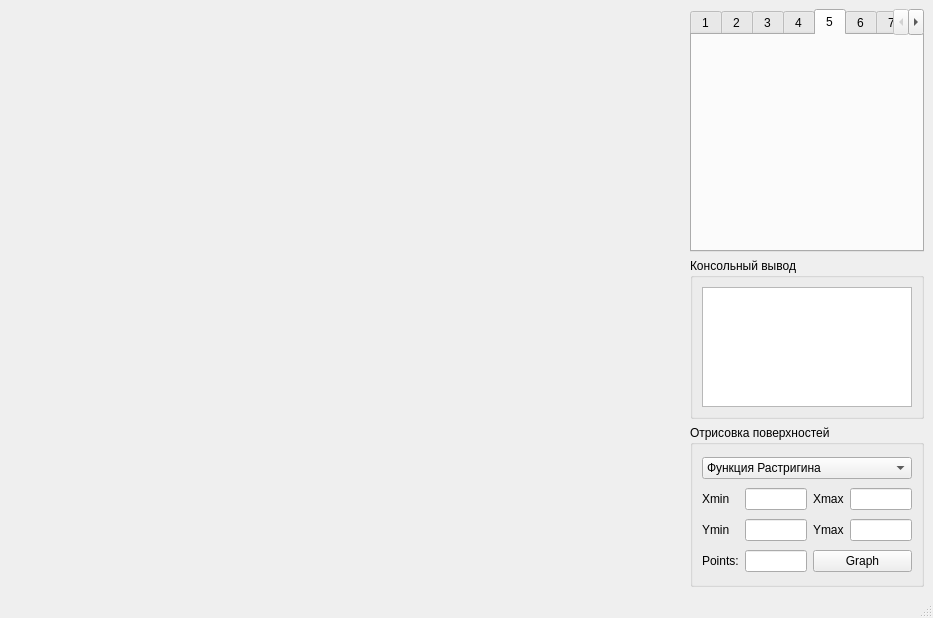
Qt form src/ui/main.ui (Dramaturg1/SearchOptimization) before a commit.
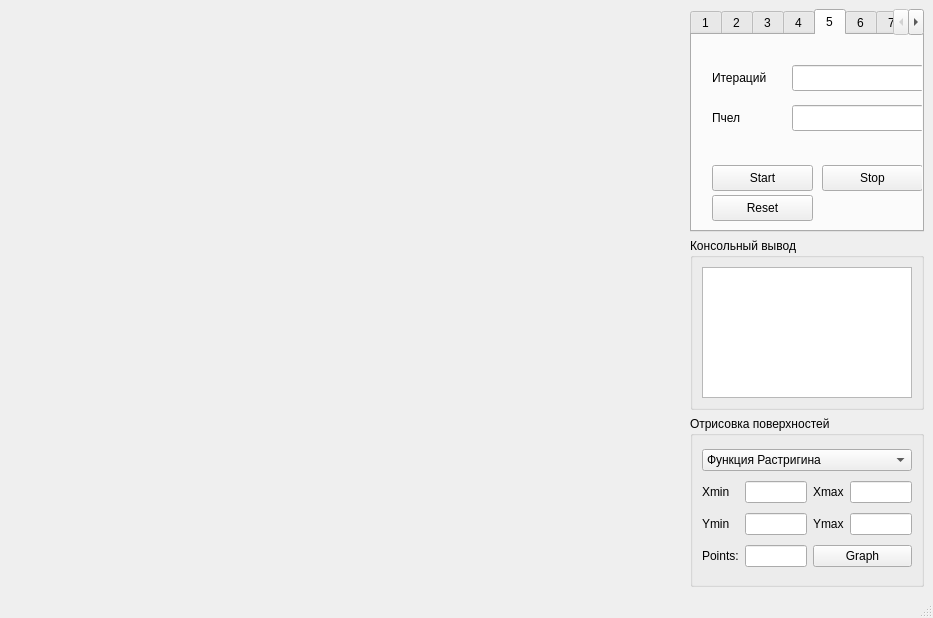
The same form after that commit. The open tabs and pages were chosen to show the change.

Commit message: bee movie

```diff
--- a/src/ui/main.ui
+++ b/src/ui/main.ui
@@ -24,7 +24,7 @@
        <widget class="QWidget" name="widget" native="true"/>
       </item>
       <item>
-       <layout class="QVBoxLayout" name="verticalLayout" stretch="3,2,2">
+       <layout class="QVBoxLayout" name="verticalLayout" stretch="0,2,2">
         <item>
          <widget class="QTabWidget" name="tabWidget">
           <property name="currentIndex">
@@ -459,6 +459,91 @@
            <attribute name="title">
             <string>5</string>
            </attribute>
+           <widget class="QPushButton" name="pushButton_17">
+            <property name="geometry">
+             <rect>
+              <x>20</x>
+              <y>130</y>
+              <width>101</width>
+              <height>26</height>
+             </rect>
+            </property>
+            <property name="text">
+             <string>Start</string>
+            </property>
+           </widget>
+           <widget class="QPushButton" name="pushButton_18">
+            <property name="geometry">
+             <rect>
+              <x>130</x>
+              <y>130</y>
+              <width>101</width>
+              <height>26</height>
+             </rect>
+            </property>
+            <property name="text">
+             <string>Stop</string>
+            </property>
+           </widget>
+           <widget class="QPushButton" name="pushButton_19">
+            <property name="geometry">
+             <rect>
+              <x>20</x>
+              <y>160</y>
+              <width>101</width>
+              <height>26</height>
+             </rect>
+            </property>
+            <property name="text">
+             <string>Reset</string>
+            </property>
+           </widget>
+           <widget class="QLineEdit" name="lineEdit_18">
+            <property name="geometry">
+             <rect>
+              <x>100</x>
+              <y>30</y>
+              <width>132</width>
+              <height>26</height>
+             </rect>
+            </property>
+           </widget>
+           <widget class="QLabel" name="label_18">
+            <property name="geometry">
+             <rect>
+              <x>20</x>
+              <y>30</y>
+              <width>62</width>
+              <height>26</height>
+             </rect>
+            </property>
+            <property name="text">
+             <string>Итераций</string>
+            </property>
+           </widget>
+           <widget class="QLineEdit" name="lineEdit_19">
+            <property name="geometry">
+             <rect>
+              <x>100</x>
+              <y>70</y>
+              <width>132</width>
+              <height>26</height>
+             </rect>
+            </property>
+           </widget>
+           <widget class="QLabel" name="label_19">
+            <property name="geometry">
+             <rect>
+              <x>20</x>
+              <y>70</y>
+              <width>62</width>
+              <height>26</height>
+             </rect>
+            </property>
+            <property name="text">
+             <string>Пчел</string>
+            </property>
+           </widget>
           </widget>
           <widget class="QWidget" name="tab_6">
            <attribute name="title">
```
Left out of the diff: 2 changed lines with no effect on the pictures. The commit also changes 2 other files.
